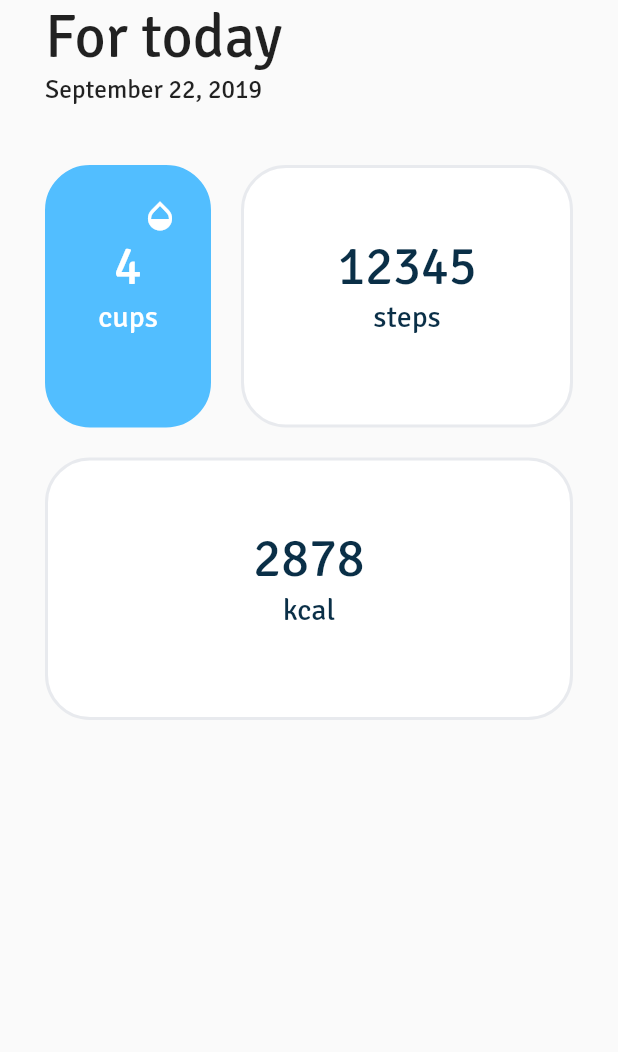
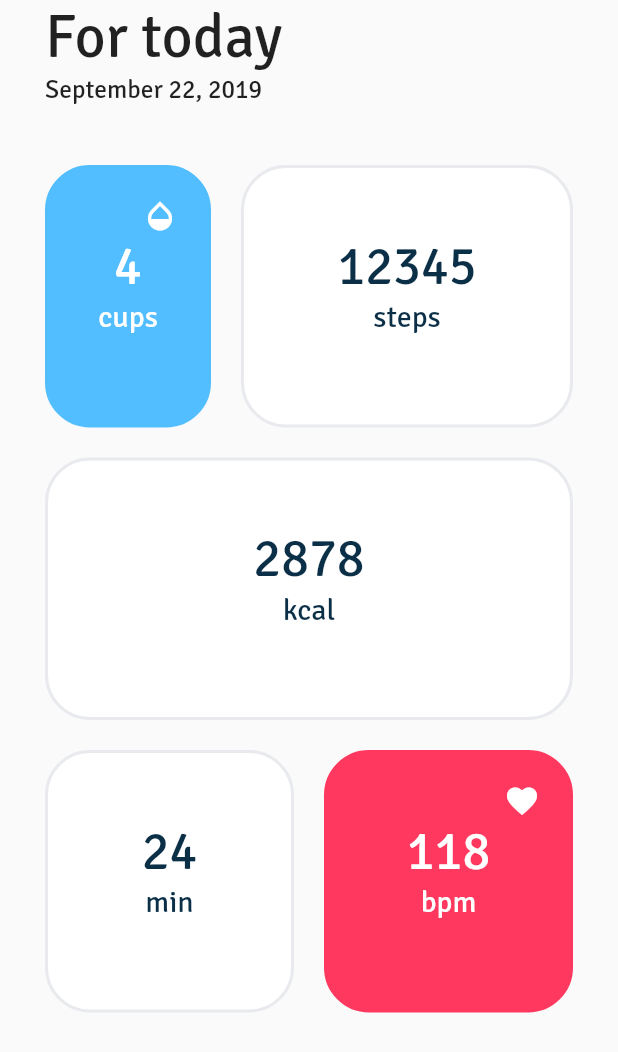
Before and after one commit to anu-rock/health-app-flutter, a Flutter app: the screen it shows after launch, on a phone screen of 412 x 824 dp. Shown: the top 1052 px of the screen. Run offline on Flutter 3.47's test engine with Material 2 defaults, Android fonts, the phone set to English and light mode, and no system bars.

Commit message:
Add bottom row tiles: min and bpm

```diff
--- a/lib/screens/home_screen.dart
+++ b/lib/screens/home_screen.dart
@@ -77,6 +77,35 @@ class HomeScreen extends StatelessWidget {
                       ),
                     )
                   ],
+                ),
+                SizedBox(
+                  height: 20.0,
+                ),
+                Row(
+                  children: <Widget>[
+                    Expanded(
+                      child: Tile(
+                        backgroundColor: kTileDefaultBackgroundColor,
+                        borderColor: kTileDefaultBorderColor,
+                        textColor: kTileDefaultTextColor,
+                        title: '24',
+                        subtitle: 'min',
+                      ),
+                    ),
+                    SizedBox(
+                      width: 20.0,
+                    ),
+                    Expanded(
+                      child: Tile(
+                        backgroundColor: Color(0xFFFE385E),
+                        borderColor: Color(0xFFFE385E),
+                        textColor: Colors.white,
+                        icon: Icons.favorite,
+                        title: '118',
+                        subtitle: 'bpm',
+                      ),
+                    ),
+                  ],
                 )
               ],
             ),
```
